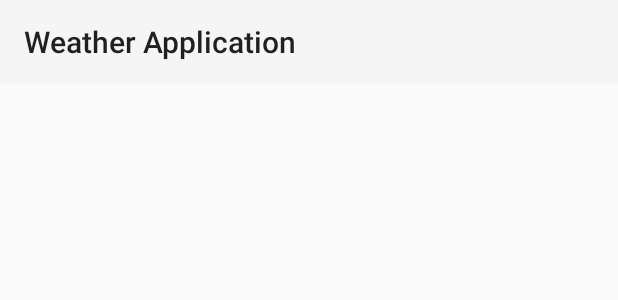
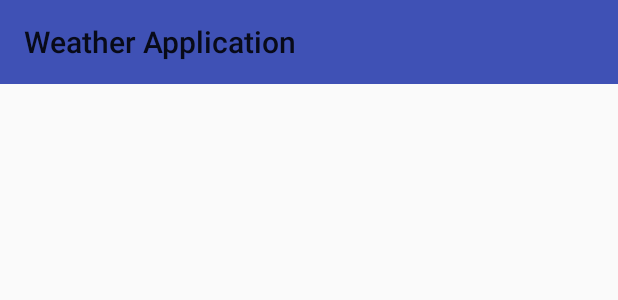
Before and after one commit to Jparrishau/MultithreadedWeatherApp, an Android app: the layout forecast_toolbar.xml on its own in the app's theme, with its tools: preview values and no code run, on a phone screen of 412 x 824 dp. Shown: the top 300 px of the screen. Run offline under Robolectric (Android 15) with nearby library versions, the phone set to English and light mode, and no system bars; network calls fail.

Commit message:
Theme/Color changes.

```diff
--- a/app/src/main/res/layout/forecast_toolbar.xml
+++ b/app/src/main/res/layout/forecast_toolbar.xml
@@ -1,8 +1,9 @@
-<android.support.v7.widget.Toolbar xmlns:android="http://schemas.android.com/apk/res/android"
+<android.support.v7.widget.Toolbar
+    xmlns:android="http://schemas.android.com/apk/res/android"
     xmlns:app="http://schemas.android.com/apk/res-auto"
     android:id="@+id/forecast_toolbar"
     android:layout_width="match_parent"
     android:layout_height="?attr/actionBarSize"
-    android:background="?attr/colorPrimary"
-    app:popupTheme="@style/ThemeOverlay.AppCompat.Light"
-    app:title="@string/app_name" />
+    android:background="@color/colorPrimary"
+    app:popupTheme="@style/ThemeOverlay.AppCompat.Dark.ActionBar"
+    app:title="@string/app_name"/>
```
